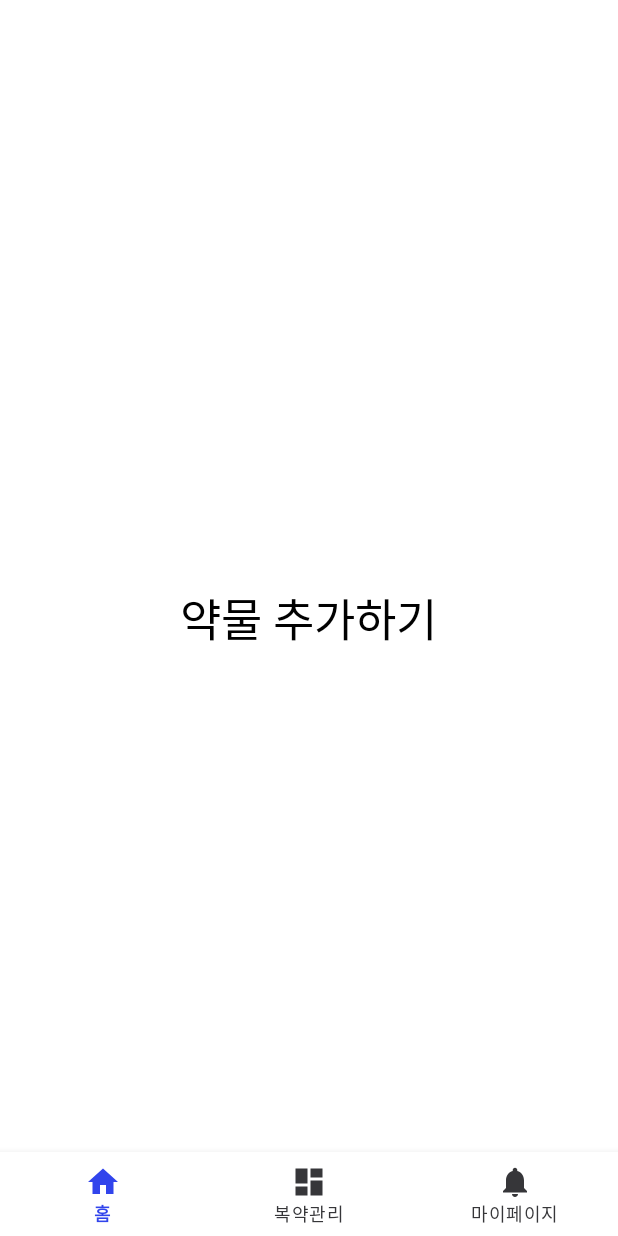
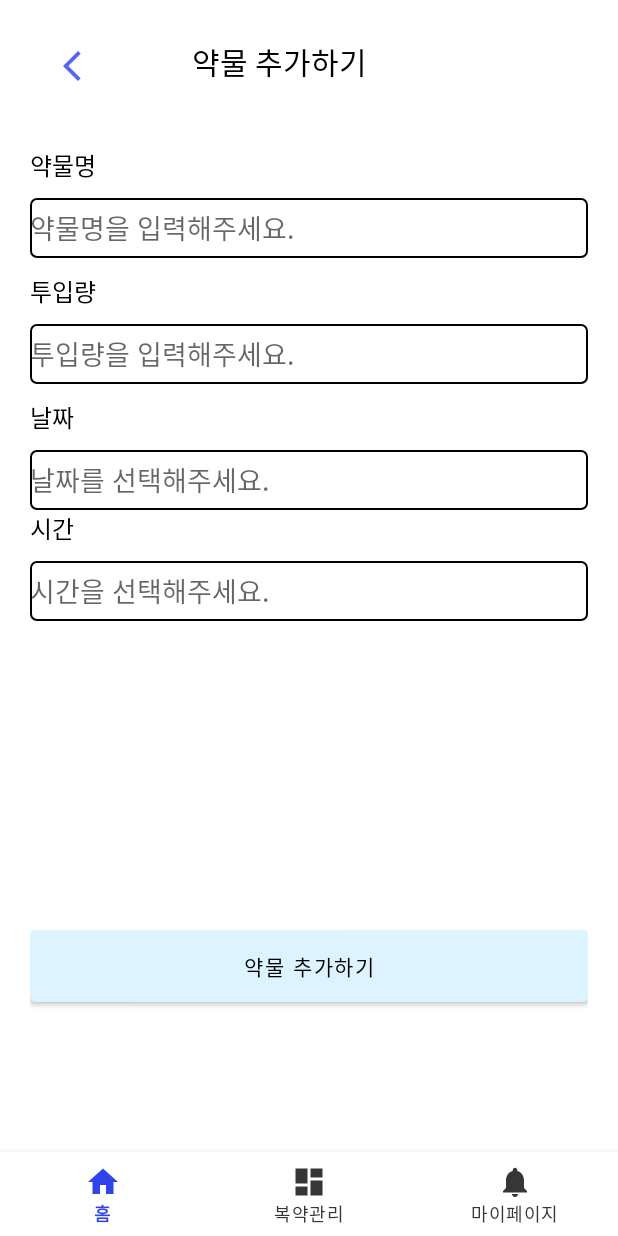
Before and after one commit to minzero31/2024-meit-frontend, an Android app: the fragment AddMedicineFragment placed in its activity, on a phone screen of 412 x 824 dp. Run offline under Robolectric (Android 15) with nearby library versions, the light colour scheme and no system bars; our stand-ins replace navigation-ui.

Commit message:
Management 탭 약물 추가하기 페이지 레이아웃 작성 완료 #18 #4

```diff
--- a/app/src/main/java/com/example/a2024_meit_frontend/ui/management/AddMedicineFragment.kt
+++ b/app/src/main/java/com/example/a2024_meit_frontend/ui/management/AddMedicineFragment.kt
@@ -1,49 +1,65 @@
 package com.example.a2024_meit_frontend.ui.management
 
+import android.app.DatePickerDialog
+import android.app.TimePickerDialog
+import android.widget.EditText
 import androidx.fragment.app.Fragment
 import android.os.Bundle
 import android.view.LayoutInflater
 import android.view.View
 import android.view.ViewGroup
 import com.example.a2024_meit_frontend.R
-import com.example.a2024_meit_frontend.databinding.FragmentManagementBinding
-import com.google.android.material.bottomnavigation.BottomNavigationView // 추가
+import com.google.android.material.bottomnavigation.BottomNavigationView
+import java.util.*
 
 class AddMedicineFragment : Fragment() {
 
-    private var _binding: FragmentManagementBinding? = null
-    private val binding get() = _binding!!
-
     private lateinit var navView: BottomNavigationView
+    private lateinit var inputDate: EditText
+    private lateinit var inputTime: EditText
 
     override fun onCreateView(
-
         inflater: LayoutInflater,
         container: ViewGroup?,
         savedInstanceState: Bundle?
     ): View? {
-
-        _binding = FragmentManagementBinding.inflate(inflater, container, false)
-
-        navView = requireActivity().findViewById(R.id.nav_view)
-
-        // Inflate the layout for this fragment
         return inflater.inflate(R.layout.fragment_addmedi, container, false)
-
-        return binding.root
-
     }
 
     override fun onViewCreated(view: View, savedInstanceState: Bundle?) {
         super.onViewCreated(view, savedInstanceState)
 
+        // View 찾기
+        inputDate = view.findViewById(R.id.input_date)
+        inputTime = view.findViewById(R.id.input_time)
+        navView = requireActivity().findViewById(R.id.nav_view)
+
+        // DatePicker 설정
+        inputDate.setOnClickListener {
+            val calendar = Calendar.getInstance()
+            val year = calendar.get(Calendar.YEAR)
+            val month = calendar.get(Calendar.MONTH)
+            val day = calendar.get(Calendar.DAY_OF_MONTH)
+
+            val datePickerDialog = DatePickerDialog(requireContext(), { _, selectedYear, selectedMonth, selectedDay ->
+                inputDate.setText("$selectedYear-${selectedMonth + 1}-$selectedDay")
+            }, year, month, day)
+            datePickerDialog.show()
+        }
+
+        // TimePicker 설정
+        inputTime.setOnClickListener {
+            val calendar = Calendar.getInstance()
+            val hour = calendar.get(Calendar.HOUR_OF_DAY)
+            val minute = calendar.get(Calendar.MINUTE)
+
+            val timePickerDialog = TimePickerDialog(requireContext(), { _, selectedHour, selectedMinute ->
+                inputTime.setText("$selectedHour:$selectedMinute")
+            }, hour, minute, true)
+            timePickerDialog.show()
+        }
+
         // BottomNavigationView 보이도록 설정
-        val navView = requireActivity().findViewById<BottomNavigationView>(R.id.nav_view)
-        navView.visibility = View.VISIBLE // Bottom NavigationView를 보이도록 설정
-    }
-
-    override fun onDestroyView() {
-        super.onDestroyView()
-        _binding = null
+        navView.visibility = View.VISIBLE
     }
 }
--- a/app/src/main/res/layout/fragment_addmedi.xml
+++ b/app/src/main/res/layout/fragment_addmedi.xml
@@ -1,15 +1,143 @@
 <?xml version="1.0" encoding="utf-8"?>
-<LinearLayout xmlns:android="http://schemas.android.com/apk/res/android"
+<androidx.constraintlayout.widget.ConstraintLayout
+    xmlns:android="http://schemas.android.com/apk/res/android"
+    xmlns:app="http://schemas.android.com/apk/res-auto"
+    android:id="@+id/add_medi_layout"
     android:layout_width="match_parent"
     android:layout_height="match_parent"
-    android:gravity="center"
     android:background="@color/white">
 
-    <TextView
-        android:id="@+id/textView"
-        android:layout_width="wrap_content"
+    <!-- 상단 LinearLayout (이전 버튼과 약물 추가하기 제목) -->
+    <LinearLayout
+        android:id="@+id/top_bar"
+        android:layout_width="match_parent"
         android:layout_height="wrap_content"
-        android:text="약물 추가하기"
-        android:textColor="@color/black"
-        android:textSize="30sp"/>
-</LinearLayout>
+        android:orientation="horizontal"
+        android:layout_marginTop="20dp"
+        android:layout_marginStart="20dp"
+        android:layout_marginEnd="20dp"
+        app:layout_constraintTop_toTopOf="parent"
+        app:layout_constraintStart_toStartOf="parent"
+        app:layout_constraintEnd_toEndOf="parent">
+
+        <Button
+            android:id="@+id/before_add_medi_button"
+            android:layout_width="wrap_content"
+            android:layout_height="wrap_content"
+            android:background="@android:color/transparent"
+            android:drawableLeft="@drawable/ic_arrow_left"
+            android:drawablePadding="0dp"
+            android:text="" />
+
+        <TextView
+            android:id="@+id/add_medi_title_textView"
+            android:layout_width="wrap_content"
+            android:layout_height="wrap_content"
+            android:layout_marginStart="20dp"
+            android:text="약물 추가하기"
+            android:textColor="@color/black"
+            android:textSize="20sp"/>
+    </LinearLayout>
+
+    <!-- 입력 폼 LinearLayout -->
+    <LinearLayout
+        android:id="@+id/add_medi_form"
+        android:layout_width="match_parent"
+        android:layout_height="wrap_content"
+        android:orientation="vertical"
+        android:layout_marginTop="30dp"
+        android:layout_marginStart="20dp"
+        android:layout_marginEnd="20dp"
+        app:layout_constraintTop_toBottomOf="@id/top_bar"
+        app:layout_constraintStart_toStartOf="parent"
+        app:layout_constraintEnd_toEndOf="parent">
+
+        <!-- 약물명 입력 -->
+        <TextView
+            android:id="@+id/medicine_name_label"
+            android:layout_width="match_parent"
+            android:layout_height="wrap_content"
+            android:text="약물명"
+            android:layout_marginBottom="10dp"
+            android:textSize="16sp"
+            android:textColor="@color/black"/>
+
+        <EditText
+            android:id="@+id/input_medicine_name"
+            android:layout_width="match_parent"
+            android:layout_height="40dp"
+            android:layout_marginBottom="10dp"
+            android:hint="약물명을 입력해주세요."
+            android:textColor="@color/black"
+            android:background="@drawable/edittext_background"/>
+
+        <!-- 투입량 입력 -->
+        <TextView
+            android:id="@+id/dosage_label"
+            android:layout_width="match_parent"
+            android:layout_height="wrap_content"
+            android:text="투입량"
+            android:layout_marginBottom="10dp"
+            android:textSize="16sp"
+            android:textColor="@color/black"/>
+
+        <EditText
+            android:id="@+id/input_dosage"
+            android:layout_width="match_parent"
+            android:layout_height="40dp"
+            android:layout_marginBottom="10dp"
+            android:hint="투입량을 입력해주세요."
+            android:textColor="@color/black"
+            android:background="@drawable/edittext_background"/>
+
+        <!-- 날짜 선택 -->
+        <TextView
+            android:id="@+id/date_label"
+            android:layout_width="match_parent"
+            android:layout_height="wrap_content"
+            android:text="날짜"
+            android:layout_marginBottom="10dp"
+            android:textSize="16sp"
+            android:textColor="@color/black"/>
+
+        <EditText
+            android:id="@+id/input_date"
+            android:layout_width="match_parent"
+            android:layout_height="40dp"
+            android:focusable="false"
+            android:hint="날짜를 선택해주세요."
+            android:textColor="@color/black"
+            android:background="@drawable/edittext_background"/>
+
+        <!-- 시간 선택 -->
+        <TextView
+            android:id="@+id/time_label"
+            android:layout_width="match_parent"
+            android:layout_height="wrap_content"
+            android:text="시간"
+            android:layout_marginBottom="10dp"
+            android:textSize="16sp"
+            android:textColor="@color/black"/>
+
+        <EditText
+            android:id="@+id/input_time"
+            android:layout_width="match_parent"
+            android:layout_height="40dp"
+            android:focusable="false"
+            android:hint="시간을 선택해주세요."
+            android:textColor="@color/black"
+            android:background="@drawable/edittext_background"/>
+
+        <!-- 약물 추가하기 버튼 -->
+        <Button
+            android:id="@+id/add_medicine_button"
+            android:layout_width="match_parent"
+            android:layout_height="60dp"
+            android:layout_marginTop="200dp"
+            android:text="약물 추가하기"
+            android:gravity="center"
+            android:textColor="@color/black"
+            android:backgroundTint="@color/sky_blue"/>
+    </LinearLayout>
+
+</androidx.constraintlayout.widget.ConstraintLayout>
```
